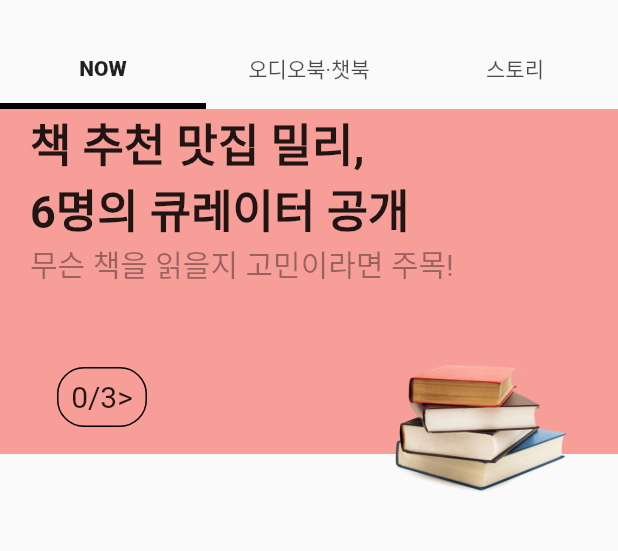
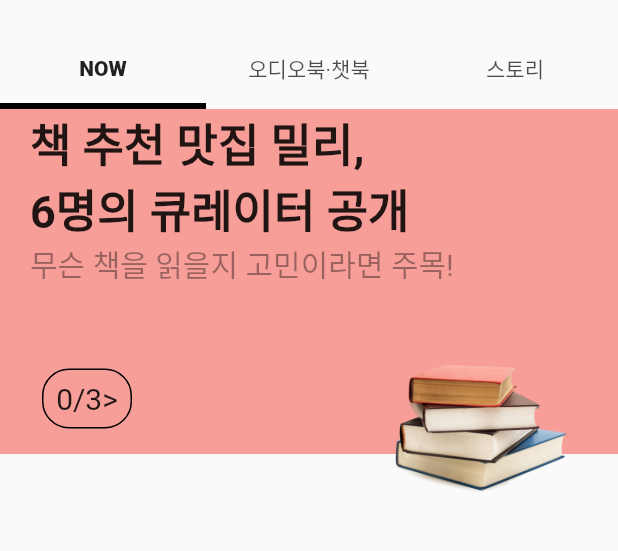
Before and after one commit to kangsudal/millie, a Flutter app: the screen it shows after launch, on a phone screen of 412 x 824 dp, the part 59-610 px from its top. Run offline on Flutter 3.47's test engine with Material 2 defaults, Android fonts, the phone set to English and light mode, and no system bars; drawn by our look-alikes of carousel_slider.

Commit message:
change implement of indicator

```diff
--- a/lib/screens/0_today/tab_widdget/tab_now.dart
+++ b/lib/screens/0_today/tab_widdget/tab_now.dart
@@ -144,9 +144,31 @@
                               style: TextStyle(
                                   color: Colors.black38, fontSize: 20),
                             ),
-                            Align(
-                              alignment: Alignment.bottomRight,
-                              child: SizedBox(
+                            Row(
+                              mainAxisAlignment: MainAxisAlignment.spaceBetween,
+                              children: [
+                                Container(
+                                  margin: EdgeInsets.only(
+                                    left: 8,
+                                    bottom: 30,
+                                  ),
+                                  // margin: EdgeInsets.all(8),
+                                  width: 60,
+                                  height: 40,
+                                  decoration: BoxDecoration(
+                                    border: Border.all(),
+                                    borderRadius: BorderRadius.circular(18),
+                                  ),
+                                  child: Center(
+                                    child: Text(
+                                      '$currentPage/${dataList.length}>',
+                                      style: TextStyle(
+                                        fontSize: 20,
+                                      ),
+                                    ),
+                                  ),
+                                ),
+                                SizedBox(
                                   child: Image.asset(
                                     img,
                                     fit: BoxFit.contain,
@@ -154,6 +176,7 @@
                                   width: 150,
                                   height: 180,
                                 ),
+                              ],
                             ),
                           ],
                         ),
@@ -165,7 +188,7 @@
             );
           },
         ),
-        Positioned(
+/*        Positioned(
           left: 30,
           bottom: 80,
           child: Container(
@@ -185,7 +208,7 @@
               ),
             ),
           ),
-        ),
+        ),*/
       ],
     );
   }
```
Lines whose indentation alone changed are shown as unchanged.
